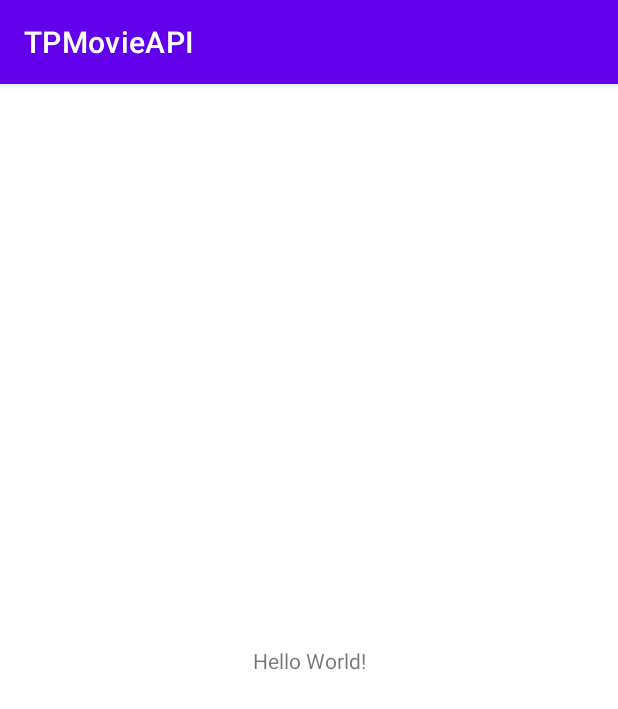
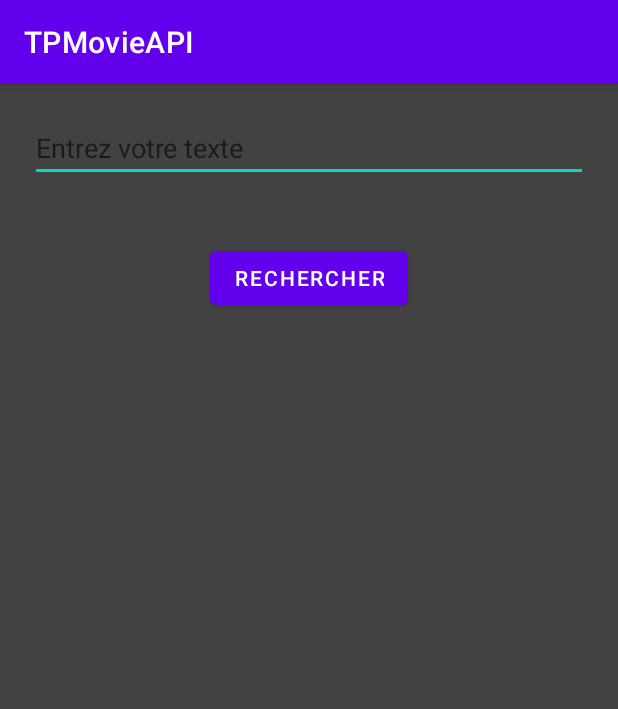
Before and after one commit to AGoubs/TP-Goubier, an Android app: the screen it shows after launch (MainActivity), on a phone screen of 412 x 824 dp. Shown: the top 709 px of the screen. Run offline under Robolectric (Android 15) with nearby library versions, the phone set to English and light mode, and no system bars; our stand-ins replace Picasso; pictures from the network do not load.

Commit message:
Avancement application

```diff
--- a/app/build.gradle
+++ b/app/build.gradle
@@ -39,7 +39,6 @@ dependencies {
     implementation 'androidx.appcompat:appcompat:1.2.0'
     implementation 'com.google.android.material:material:1.2.1'
     implementation 'androidx.constraintlayout:constraintlayout:2.0.4'
-    testImplementation 'junit:junit:4.+'
-    androidTestImplementation 'androidx.test.ext:junit:1.1.2'
-    androidTestImplementation 'androidx.test.espresso:espresso-core:3.3.0'
+    implementation 'androidx.fragment:fragment-ktx:1.2.5'
+    implementation 'com.squareup.picasso:picasso:2.71828'
 }
--- a/app/src/main/AndroidManifest.xml
+++ b/app/src/main/AndroidManifest.xml
@@ -1,6 +1,8 @@
 <?xml version="1.0" encoding="utf-8"?>
 <manifest xmlns:android="http://schemas.android.com/apk/res/android"
     package="com.goubier.movie">
+
+    <uses-permission android:name="android.permission.INTERNET"/>
 
     <application
         android:allowBackup="true"
@@ -9,7 +11,7 @@
         android:roundIcon="@mipmap/ic_launcher_round"
         android:supportsRtl="true"
         android:theme="@style/Theme.TPMovieAPI">
-        <activity android:name=".MainActivity">
+        <activity android:name=".presentation.MainActivity">
             <intent-filter>
                 <action android:name="android.intent.action.MAIN" />
 
--- /dev/null
+++ b/app/src/main/java/com/goubier/movie/domain/model/MovieShort.kt
@@ -0,0 +1,3 @@
+package com.goubier.movie.domain.model
+
+data class MovieShort(val id:String, val title:String, val poster:String)
--- /dev/null
+++ b/app/src/main/java/com/goubier/movie/domain/repository/SearchRepository.kt
@@ -0,0 +1,8 @@
+package com.goubier.movie.domain.repository
+
+import com.goubier.movie.domain.model.MovieShort
+
+interface SearchRepository {
+
+   suspend fun searchMovie(search : String) : List<MovieShort>
+}
--- /dev/null
+++ b/app/src/main/java/com/goubier/movie/presentation/MainActivity.kt
@@ -0,0 +1,26 @@
+package com.goubier.movie.presentation
+
+import androidx.appcompat.app.AppCompatActivity
+import android.os.Bundle
+import androidx.fragment.app.FragmentContainerView
+import androidx.fragment.app.commit
+import com.goubier.movie.R
+import com.goubier.movie.presentation.detail.DetailFragment
+import com.goubier.movie.presentation.search.SearchFragment
+
+class MainActivity : AppCompatActivity() {
+    override fun onCreate(savedInstanceState: Bundle?) {
+        super.onCreate(savedInstanceState)
+        setContentView(R.layout.activity_main)
+
+        supportFragmentManager.commit {
+            add(R.id.fragment_container, SearchFragment())
+        }
+
+        findViewById<FragmentContainerView>(R.id.fragment_container2)?.let {
+            supportFragmentManager.commit {
+                add(R.id.fragment_container2, DetailFragment())
+            }
+        }
+    }
+}
--- /dev/null
+++ b/app/src/main/java/com/goubier/movie/presentation/search/SearchFragment.kt
@@ -0,0 +1,73 @@
+package com.goubier.movie.presentation.search
+
+import android.os.Bundle
+import android.view.LayoutInflater
+import android.view.View
+import android.view.ViewGroup
+import android.widget.Button
+import android.widget.EditText
+import android.widget.ProgressBar
+import android.widget.Toast
+import androidx.core.view.isVisible
+import androidx.fragment.app.Fragment
+import androidx.fragment.app.viewModels
+import androidx.recyclerview.widget.RecyclerView
+import com.goubier.movie.R
+
+class SearchFragment : Fragment() {
+
+    private lateinit var button: Button;
+    private lateinit var editText: EditText;
+    private lateinit var progressBar: ProgressBar;
+    private lateinit var recyclerView: RecyclerView;
+
+    private val viewModel: SearchViewModel by viewModels()
+
+    private lateinit var adapter : SearchAdapter
+
+
+    override fun onCreateView(
+        inflater: LayoutInflater,
+        container: ViewGroup?,
+        savedInstanceState: Bundle?
+    ): View? {
+        return inflater.inflate(R.layout.fragment_movie_search, container, false)
+    }
+
+    override fun onViewCreated(view: View, savedInstanceState: Bundle?) {
+        super.onViewCreated(view, savedInstanceState)
+
+        button = view.findViewById(R.id.button)
+        progressBar = view.findViewById(R.id.progress_bar)
+        recyclerView = view.findViewById(R.id.recycler_view)
+
+        adapter = SearchAdapter(requireContext())
+        recyclerView.adapter = adapter
+
+        button.setOnClickListener {
+            viewModel.searchMovie(editText.text.toString())
+        }
+        editText = view.findViewById(R.id.editInput)
+
+        viewModel.state.observe(viewLifecycleOwner, ::updateState)
+    }
+
+    private fun updateState(state: SearchState) {
+        when (state) {
+            is SearchState.ErrorState -> {
+                progressBar.isVisible = false
+                Toast.makeText(requireContext(), "Error", Toast.LENGTH_LONG).show()
+                adapter.setData(null)
+            }
+            is SearchState.LoadingState -> {
+                progressBar.isVisible = true
+                adapter.setData(null)
+            }
+            is SearchState.SuccessState -> {
+                progressBar.isVisible = false
+                adapter.setData(state.movies)
+            }
+        }
+    }
+
+}
--- /dev/null
+++ b/app/src/main/java/com/goubier/movie/presentation/search/SearchViewModel.kt
@@ -0,0 +1,29 @@
+package com.goubier.movie.presentation.search
+
+import androidx.lifecycle.LiveData
+import androidx.lifecycle.MutableLiveData
+import androidx.lifecycle.ViewModel
+import androidx.lifecycle.viewModelScope
+import com.goubier.movie.data.mock.MockSearchRepository
+import com.goubier.movie.domain.repository.SearchRepository
+import kotlinx.coroutines.launch
+import java.lang.Exception
+
+class SearchViewModel : ViewModel() {
+    private val repository: SearchRepository = MockSearchRepository()
+
+    private val _state = MutableLiveData<SearchState>()
+    val state : LiveData<SearchState> get() = _state
+
+    fun searchMovie(text: String) {
+        _state.value = SearchState.LoadingState
+
+        viewModelScope.launch {
+            try {
+                _state.value = SearchState.SuccessState(repository.searchMovie(text))
+            } catch (e: Exception) {
+                _state.value = SearchState.ErrorState
+            }
+        }
+    }
+}
--- /dev/null
+++ b/app/src/main/res/layout-sw600dp-land/activity_main.xml
@@ -0,0 +1,16 @@
+<?xml version="1.0" encoding="utf-8"?>
+<LinearLayout xmlns:android="http://schemas.android.com/apk/res/android"
+    android:layout_width="match_parent"
+    android:layout_height="match_parent">
+
+    <androidx.fragment.app.FragmentContainerView
+        android:id="@+id/fragment_container"
+        android:layout_width="300dp"
+        android:layout_height="match_parent"/>
+
+    <androidx.fragment.app.FragmentContainerView
+        android:id="@+id/fragment_container2"
+        android:layout_width="match_parent"
+        android:layout_height="match_parent"/>
+
+</LinearLayout>
--- a/app/src/main/res/layout/activity_main.xml
+++ b/app/src/main/res/layout/activity_main.xml
@@ -1,18 +1,5 @@
 <?xml version="1.0" encoding="utf-8"?>
-<androidx.constraintlayout.widget.ConstraintLayout xmlns:android="http://schemas.android.com/apk/res/android"
-    xmlns:app="http://schemas.android.com/apk/res-auto"
-    xmlns:tools="http://schemas.android.com/tools"
+<androidx.fragment.app.FragmentContainerView android:id="@+id/fragment_container"
+    xmlns:android="http://schemas.android.com/apk/res/android"
     android:layout_width="match_parent"
-    android:layout_height="match_parent"
-    tools:context=".MainActivity">
-
-    <TextView
-        android:layout_width="wrap_content"
-        android:layout_height="wrap_content"
-        android:text="Hello World!"
-        app:layout_constraintBottom_toBottomOf="parent"
-        app:layout_constraintLeft_toLeftOf="parent"
-        app:layout_constraintRight_toRightOf="parent"
-        app:layout_constraintTop_toTopOf="parent" />
-
-</androidx.constraintlayout.widget.ConstraintLayout>
+    android:layout_height="match_parent" />
--- /dev/null
+++ b/app/src/main/res/layout/fragment_movie_detail.xml
@@ -0,0 +1,6 @@
+<?xml version="1.0" encoding="utf-8"?>
+<androidx.constraintlayout.widget.ConstraintLayout
+    xmlns:android="http://schemas.android.com/apk/res/android" android:layout_width="match_parent"
+    android:layout_height="match_parent">
+
+</androidx.constraintlayout.widget.ConstraintLayout>
--- /dev/null
+++ b/app/src/main/res/layout/fragment_movie_search.xml
@@ -0,0 +1,52 @@
+<?xml version="1.0" encoding="utf-8"?>
+<androidx.constraintlayout.widget.ConstraintLayout xmlns:android="http://schemas.android.com/apk/res/android"
+    android:layout_width="match_parent"
+    xmlns:app="http://schemas.android.com/apk/res-auto"
+    xmlns:tools="http://schemas.android.com/tools"
+    android:background="@color/cardview_dark_background"
+    android:layout_height="match_parent">
+
+    <EditText
+        android:id="@+id/editInput"
+        android:layout_width="match_parent"
+        android:layout_height="wrap_content"
+        android:layout_margin="20dp"
+        app:layout_constraintLeft_toLeftOf="parent"
+        app:layout_constraintRight_toRightOf="parent"
+        app:layout_constraintTop_toTopOf="parent"
+        android:hint="Entrez votre texte"/>
+
+    <Button
+        android:id="@+id/button"
+        android:layout_width="wrap_content"
+        android:layout_height="wrap_content"
+        android:text="Rechercher"
+        android:layout_marginTop="40dp"
+        app:layout_constraintTop_toBottomOf="@id/editInput"
+        app:layout_constraintLeft_toLeftOf="parent"
+        app:layout_constraintRight_toRightOf="parent"/>
+
+    <androidx.recyclerview.widget.RecyclerView
+        android:id="@+id/recycler_view"
+        android:layout_width="match_parent"
+        android:layout_height="match_parent"
+        android:layout_marginTop="200dp"
+        app:layout_constraintLeft_toLeftOf="parent"
+        app:layout_constraintRight_toRightOf="parent"
+        app:layout_constraintTop_toTopOf="parent"
+        app:layout_constraintBottom_toBottomOf="parent"
+        tools:listitem="@layout/item_movie"
+        app:layoutManager="androidx.recyclerview.widget.LinearLayoutManager"/>
+
+    <ProgressBar
+        android:id="@+id/progress_bar"
+        android:layout_width="wrap_content"
+        android:layout_height="wrap_content"
+        android:visibility="gone"
+        app:layout_constraintLeft_toLeftOf="parent"
+        app:layout_constraintRight_toRightOf="parent"
+        app:layout_constraintTop_toTopOf="parent"
+        app:layout_constraintBottom_toBottomOf="parent"
+        />
+
+</androidx.constraintlayout.widget.ConstraintLayout>
```
Also changed, not shown: app/src/main/java/com/goubier/movie/MainActivity.kt (deleted, +0 -11 lines), app/src/main/java/com/goubier/movie/data/mock/MockSearchRepository.kt (added, +16 -0 lines), app/src/main/java/com/goubier/movie/presentation/detail/DetailFragment.kt (added, +20 -0 lines), app/src/main/java/com/goubier/movie/presentation/search/SearchAdapter.kt (added, +61 -0 lines), app/src/main/java/com/goubier/movie/presentation/search/SearchState.kt (added, +11 -0 lines), app/src/main/res/layout/item_movie.xml (added, +32 -0 lines), 2 other files.
